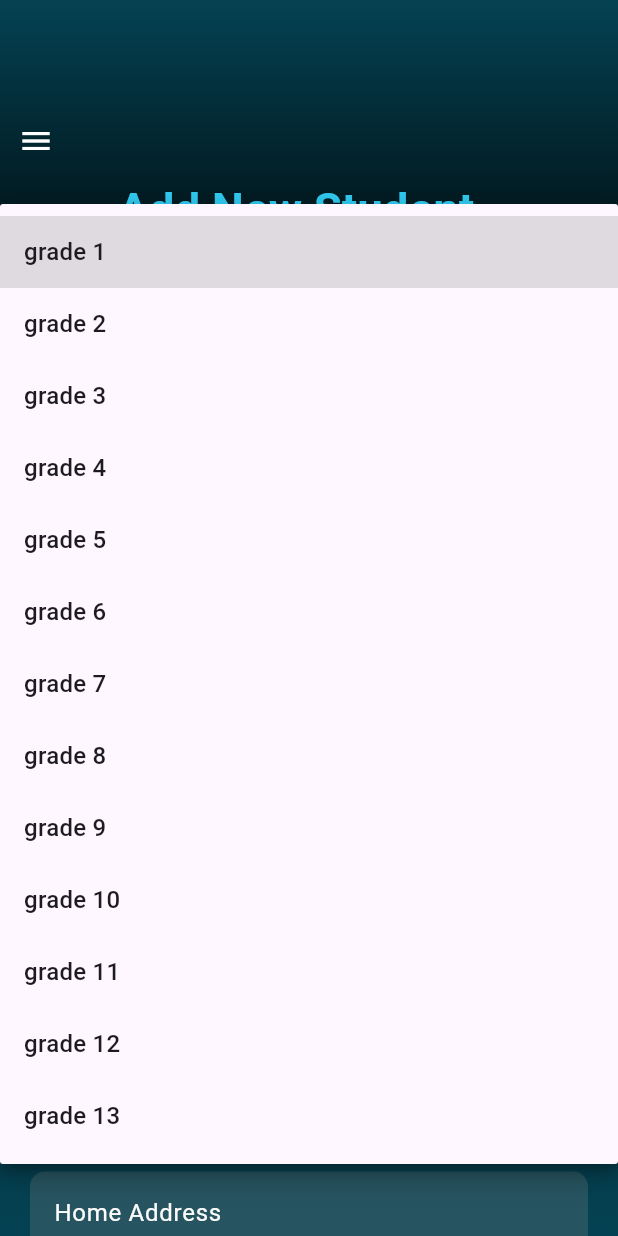
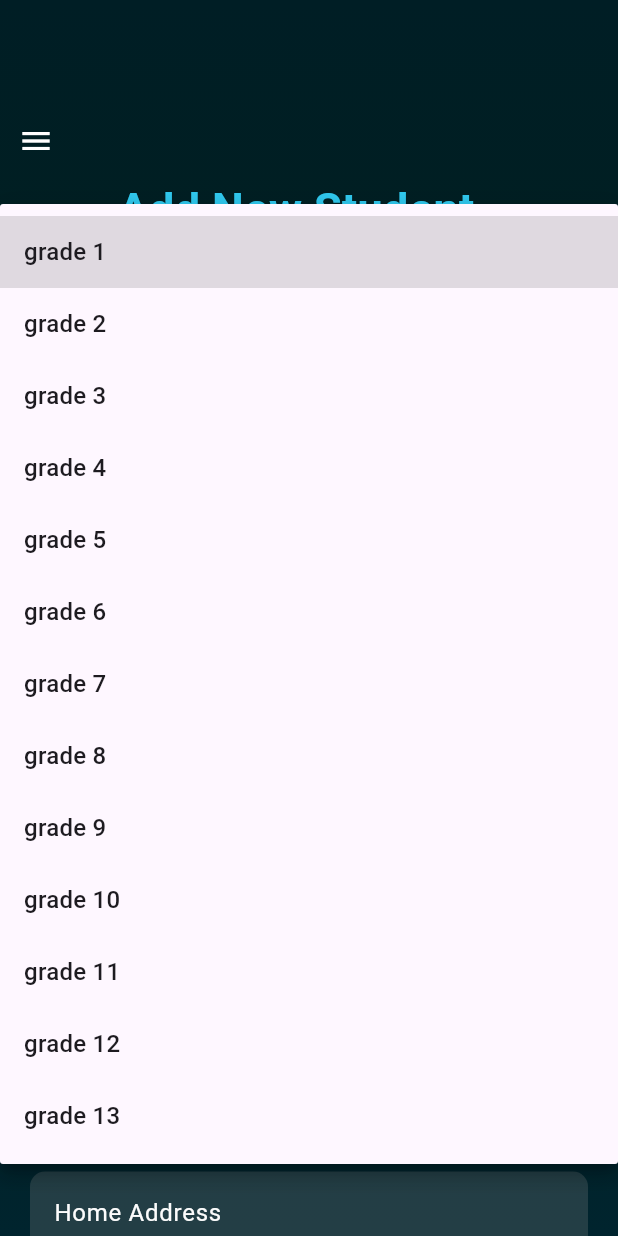
Before and after one commit to KMjanith/competition-app-mobile, a Flutter app: the AddStudent screen opened directly, after a tap on "Grade", on a phone screen of 412 x 824 dp. Run offline on Flutter 3.47's test engine with Material 3 defaults, Android fonts, the phone set to English and light mode, and no system bars; drawn by our look-alikes of animated_text_kit; our stand-ins replace audioplayers, bloc, cloud_firestore, file_picker, firebase_auth, firebase_core and 6 more; accounts and stored records are empty; network calls fail; Roboto replaces fonts that are missing (Cairo).

```diff
--- a/lib/components/Constants/StyleConstants.dart
+++ b/lib/components/Constants/StyleConstants.dart
@@ -17,7 +17,7 @@ class StyleConstants {
       begin: Alignment.topCenter,
       end: Alignment.bottomCenter,
       colors: [
-        Color.fromARGB(255, 4, 66, 83),
+        Color.fromARGB(255, 0, 20, 26),
         Color.fromARGB(255, 0, 0, 0),
         Color.fromARGB(255, 0, 16, 17),
       ]);
@@ -28,15 +28,15 @@ class StyleConstants {
       colors: [
         Color.fromARGB(255, 0, 30, 37),
         Color.fromARGB(255, 0, 32, 30),
-        Color.fromARGB(255, 4, 66, 83)
+        Color.fromARGB(255, 0, 36, 46)
       ]);
 
   static LinearGradient homeCardGradient = const LinearGradient(
     begin: Alignment.topLeft,
     end: Alignment.bottomRight,
     colors: [
-      Color.fromARGB(75, 19, 221, 235),
-      Color.fromARGB(214, 117, 247, 236),
+      Color.fromARGB(162, 83, 236, 247),
+      Color.fromARGB(255, 117, 247, 236),
       Color.fromARGB(120, 146, 248, 240),
     ],
   );
@@ -53,7 +53,7 @@ class StyleConstants {
   static LinearGradient cardBackGround = const LinearGradient(
     colors: [
       Color.fromARGB(255, 159, 212, 247),
-      Color.fromARGB(255, 13, 98, 196)
+      Color.fromARGB(255, 121, 175, 236)
     ],
     begin: Alignment.topLeft,
     end: Alignment.bottomRight,
@@ -78,7 +78,7 @@ class StyleConstants {
     colors: [
       Color.fromARGB(255, 80, 255, 109),
       Color.fromARGB(255, 21, 196, 50),
-      Color.fromARGB(255, 0, 134, 4)
+
     ],
     begin: Alignment.centerLeft,
     end: Alignment.centerRight,
@@ -86,9 +86,8 @@ class StyleConstants {
 
   static LinearGradient falseTileBackground = const LinearGradient(
     colors: [
-      Color.fromARGB(255, 255, 167, 167),
       Color.fromARGB(255, 247, 130, 130),
-      Color.fromARGB(255, 247, 111, 111)
+      Color.fromARGB(255, 255, 162, 162)
     ],
     begin: Alignment.centerLeft,
     end: Alignment.centerRight,
--- a/lib/pages/addstudents/AddStudent.dart
+++ b/lib/pages/addstudents/AddStudent.dart
@@ -244,7 +244,7 @@ class _AddStudentState extends State<AddStudent> {
       body: Stack(
         children: [
           StyleConstants.upperBackgroundContainer,
-          StyleConstants.lowerBackgroundContainer,
+          //StyleConstants.lowerBackgroundContainer,
           SingleChildScrollView(
             child: Column(
               children: [
--- a/lib/pages/competition/MakeCompetitons.dart
+++ b/lib/pages/competition/MakeCompetitons.dart
@@ -15,7 +15,7 @@ class MakeCompetition extends StatelessWidget {
       body: Stack(
         children: [
           StyleConstants.upperBackgroundContainer,
-          StyleConstants.lowerBackgroundContainer,
+          //StyleConstants.lowerBackgroundContainer,
           SingleChildScrollView(
             child: Column(
               children: [
--- a/lib/pages/grading/AddNewStudent.dart
+++ b/lib/pages/grading/AddNewStudent.dart
@@ -56,7 +56,7 @@ class _AddnewgradingetailsState extends State<AddNewStudent> {
       body: Stack(
         children: [
           StyleConstants.upperBackgroundContainer,
-          StyleConstants.lowerBackgroundContainer,
+          //StyleConstants.lowerBackgroundContainer,
           SingleChildScrollView(
             child: Column(
               children: [
@@ -175,11 +175,11 @@ class _AddnewgradingetailsState extends State<AddNewStudent> {
                   ],
                 ),
                 const SizedBox(
-                  height: 30,
+                  height: 10,
                 ),
                 const Text("Current Registered Students",
                     style: TextStyle(
-                        fontSize: 20, color: Color.fromARGB(255, 20, 20, 20))),
+                        fontSize: 20, color: Color.fromARGB(255, 255, 255, 255))),
                 // UI part to display the students
                 SizedBox(
                   child: Padding(
--- a/lib/pages/grading/PastGradings.dart
+++ b/lib/pages/grading/PastGradings.dart
@@ -6,7 +6,6 @@ import 'package:flutter_slidable/flutter_slidable.dart';
 import '../../components/Constants/StyleConstants.dart';
 import '../../cubit/recentgradings_cubit.dart';
 import '../../components/common/HedingAnimation.dart';
-import '../../components/common/NothingWidget.dart';
 import '../../model/Grading.dart';
 import '../../services/GradingService.dart';
 import 'PastGradinDetails.dart';
@@ -64,12 +63,11 @@ class _PastgradingsState extends State<Pastgradings> {
                         padding: EdgeInsets.zero,
                         itemCount: state.grading.length,
                         itemBuilder: (context, index) {
-                          var x = 0;
                           var today = DateTime.now();
                           var gradingDate =
                               DateTime.parse(state.grading[index].gradingTime);
                           if (gradingDate.isBefore(today)) {
-                            x = 1;
+
                             return Padding(
                               padding: const EdgeInsets.all(8.0),
                               child: Container(
@@ -133,8 +131,6 @@ class _PastgradingsState extends State<Pastgradings> {
                                 ),
                               ),
                             );
-                          } else if (x == 0) {
-                            return const NothingWidget(content:"No Past Gradings Found", icon: Icons.error);
                           }
                           return const SizedBox.shrink();
                         },
--- a/lib/pages/grading/UpdatePaymentDetails.dart
+++ b/lib/pages/grading/UpdatePaymentDetails.dart
@@ -81,7 +81,7 @@ class _GradingstudentState extends State<UpdatePaymentDetails> {
       body: Stack(
         children: [
           StyleConstants.upperBackgroundContainer,
-          StyleConstants.lowerBackgroundContainer,
+          //StyleConstants.lowerBackgroundContainer,
           SingleChildScrollView(
             child: Column(
               children: [
--- a/lib/services/CompetitionService.dart
+++ b/lib/services/CompetitionService.dart
@@ -93,7 +93,7 @@ class CompetitionService {
                   ],
                 ),
               ],
-              backgroundColor: Color.fromARGB(255, 12, 0, 0),
+              backgroundColor: Color.fromARGB(255, 31, 31, 31),
               title: const Text(
                 "Create New Meet",
                 style: TextStyle(color: Colors.white),
--- a/lib/services/GradingService.dart
+++ b/lib/services/GradingService.dart
@@ -84,9 +84,9 @@ class Gradingservice extends GradingDatabaseService {
               ],
             ),
           ],
-          backgroundColor: Color.fromARGB(255, 0, 0, 0),
+          backgroundColor: Color.fromARGB(255, 20, 20, 20),
           title: const Text("Create New Grading", style: TextStyle(color: Colors.white),),
-          surfaceTintColor: Colors.green,
+          surfaceTintColor: Color.fromARGB(255, 255, 255, 255),
           content: Container(
             width: double.infinity,
             height: 150,
--- a/lib/services/HomePageServices.dart
+++ b/lib/services/HomePageServices.dart
@@ -19,7 +19,7 @@ class HomePageService {
     }
     final res = await http.get(
       Uri.parse(
-          "https://newsapi.org/v2/top-headlines?country=us&category=sports&from=2024-$pastMonth-30&sortBy=publishedAt&apiKey=5d36ffa0041c4ad484ccfa4a8f70b2c1"),
+          "https://newsapi.org/v2/top-headlines?country=in&category=sports&from=2024-$pastMonth-30&sortBy=publishedAt&apiKey=5d36ffa0041c4ad484ccfa4a8f70b2c1"),
     );
 
     return res;
```
Also changed, not shown: lib/pages/HomePage.dart (+5 -4 lines).
